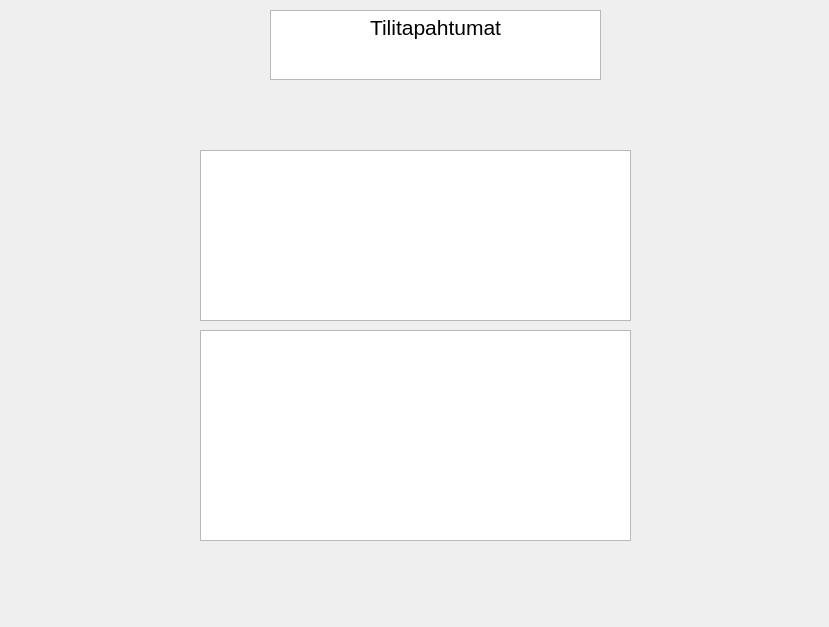
22kmo-project/group_6, file frontend/tilitapahtumat.ui: the form before one commit.
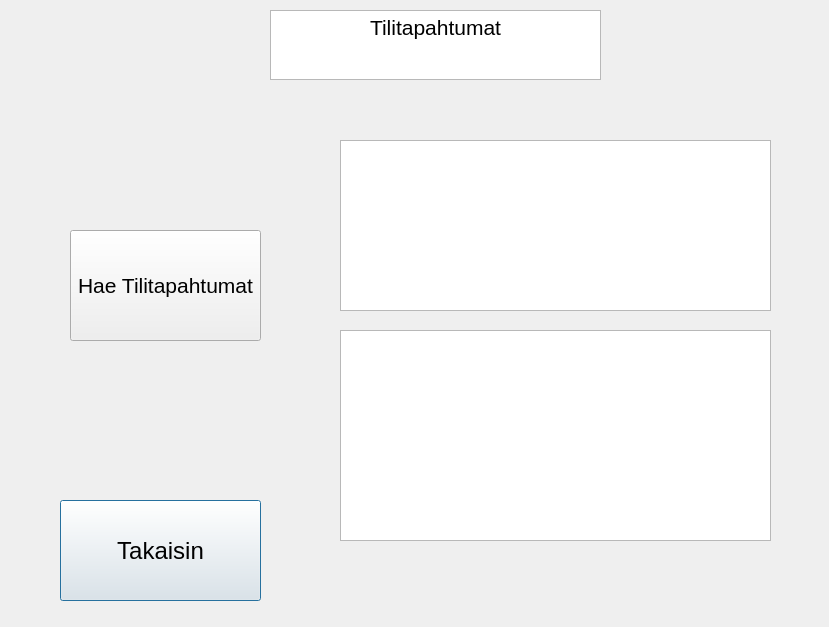
The form after the commit.

```diff
--- a/frontend/tilitapahtumat.ui
+++ b/frontend/tilitapahtumat.ui
@@ -16,8 +16,8 @@
   <widget class="QTableView" name="tableView_Tilitapa">
    <property name="geometry">
     <rect>
-     <x>200</x>
-     <y>150</y>
+     <x>340</x>
+     <y>140</y>
      <width>431</width>
      <height>171</height>
     </rect>
@@ -44,13 +44,49 @@
   <widget class="QTextEdit" name="textEdit_2">
    <property name="geometry">
     <rect>
-     <x>200</x>
+     <x>340</x>
      <y>330</y>
      <width>431</width>
      <height>211</height>
     </rect>
    </property>
   </widget>
+  <widget class="QPushButton" name="btn_takaisin">
+   <property name="geometry">
+    <rect>
+     <x>60</x>
+     <y>500</y>
+     <width>201</width>
+     <height>101</height>
+    </rect>
+   </property>
+   <property name="font">
+    <font>
+     <pointsize>18</pointsize>
+    </font>
+   </property>
+   <property name="text">
+    <string>Takaisin</string>
+   </property>
+  </widget>
+  <widget class="QPushButton" name="btn_getTilitapahtuma">
+   <property name="geometry">
+    <rect>
+     <x>70</x>
+     <y>230</y>
+     <width>191</width>
+     <height>111</height>
+    </rect>
+   </property>
+   <property name="font">
+    <font>
+     <pointsize>16</pointsize>
+    </font>
+   </property>
+   <property name="text">
+    <string>Hae Tilitapahtumat</string>
+   </property>
+  </widget>
  </widget>
  <resources/>
  <connections/>
```
